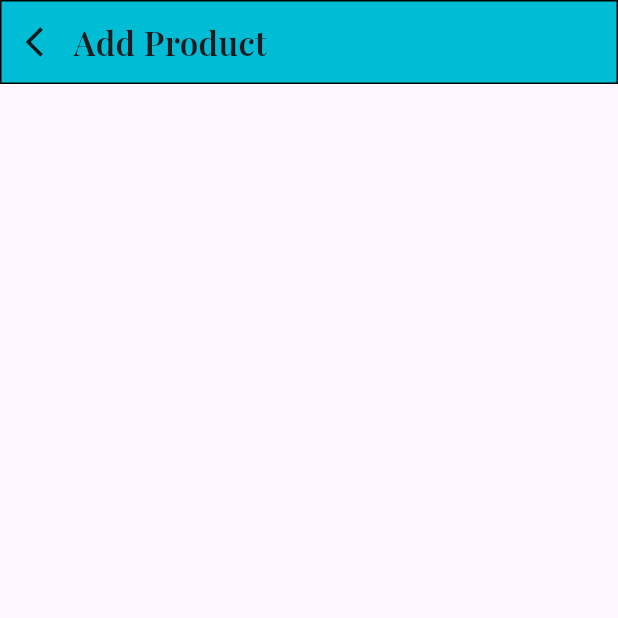
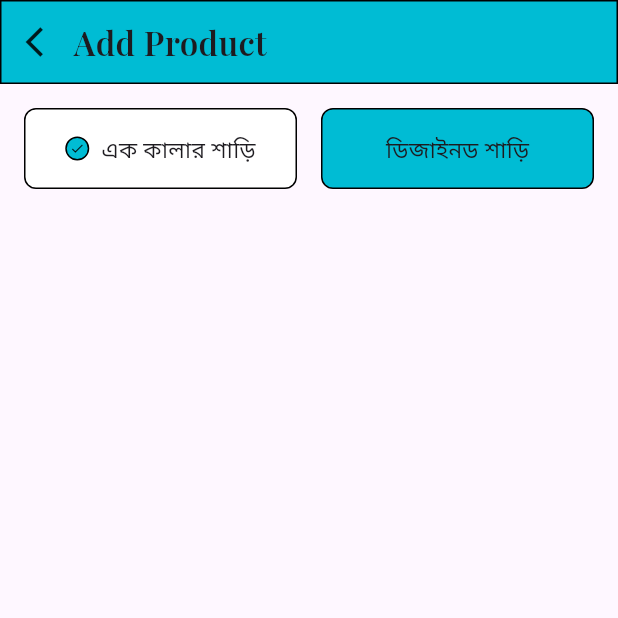
Before and after one commit to AsfaqueAhmed/my_manager, a Flutter app: the AddProductView screen opened by its route, on a phone screen of 412 x 824 dp, the top half of it. Run offline on Flutter 3.47's test engine with Material 2 defaults, Android fonts, the phone set to English and light mode, and no system bars; our stand-ins replace cloud_firestore, firebase_core, get, get_storage, google_fonts; accounts and stored records are empty.

Commit message:
add product tab added

```diff
--- a/lib/screens/add_product/ui/add_product_view.dart
+++ b/lib/screens/add_product/ui/add_product_view.dart
@@ -1,6 +1,7 @@
 import 'package:flutter/material.dart';
 import 'package:get/get.dart';
 import 'package:my_manager/widgets/app_top_bar.dart';
+import 'package:my_manager/widgets/tab_button.dart';
 
 import '../controllers/add_product_controller.dart';
 
@@ -16,12 +17,30 @@ class AddProductView extends GetView<AddProductController> {
             title: 'Add Product',
             enableBack: true,
           ),
-          Padding(
-            padding: const EdgeInsets.all(16),
-            child: Row(
-              children: [
-                //Expanded(child: child),
-              ],
+          Obx(
+            () => Padding(
+              padding: const EdgeInsets.all(16),
+              child: Row(
+                children: [
+                  Expanded(
+                    child: TabButton(
+                      selected: controller.entryType.value == EntryType.raw,
+                      title: "এক কালার শাড়ি",
+                      onTap: () => controller.changeEntryType(EntryType.raw),
+                    ),
+                  ),
+                  const SizedBox(width: 16),
+                  Expanded(
+                    child: TabButton(
+                      selected:
+                          controller.entryType.value == EntryType.designed,
+                      title: "ডিজাইনড শাড়ি",
+                      onTap: () =>
+                          controller.changeEntryType(EntryType.designed),
+                    ),
+                  ),
+                ],
+              ),
             ),
           ),
           Expanded(
--- a/lib/widgets/bottom_bar.dart
+++ b/lib/widgets/bottom_bar.dart
@@ -93,7 +93,9 @@ class BottomBar extends GetWidget<HomeController> {
         return Container(
           color: Colors.transparent,
           padding: const EdgeInsets.symmetric(horizontal: 12, vertical: 10),
-          child: Image.asset("assets/bottom_bar_icons/${icon}1.png"),
+          child: Image.asset(
+            "assets/bottom_bar_icons/${icon}1.png",
+          ),
         );
       }),
     );
--- /dev/null
+++ b/lib/widgets/tab_button.dart
@@ -0,0 +1,55 @@
+import 'package:flutter/material.dart';
+import 'package:my_manager/utility/colors.dart';
+import 'package:my_manager/widgets/app_container.dart';
+
+class TabButton extends StatelessWidget {
+  final String title;
+  final Function() onTap;
+  final bool selected;
+
+  const TabButton(
+      {Key? key,
+      required this.title,
+      required this.onTap,
+      required this.selected})
+      : super(key: key);
+
+  @override
+  Widget build(BuildContext context) {
+    return GestureDetector(
+      onTap: onTap,
+      child: AppContainer(
+        height: 54,
+        width: double.infinity,
+        color: selected ? Colors.white : LightThemeColor.primaryColor,
+        radius: BorderRadius.circular(8),
+        child: Center(
+          child: Row(
+            mainAxisSize: MainAxisSize.min,
+            children: [
+              selected
+                  ? Padding(
+                      padding: const EdgeInsets.only(right: 8),
+                      child: AppContainer(
+                        height: 16,
+                        width: 16,
+                        radius: BorderRadius.circular(8),
+                        child: const Icon(
+                          Icons.check,
+                          color: Colors.black,
+                          size: 10,
+                        ),
+                      ),
+                    )
+                  : const SizedBox(),
+              Text(
+                title,
+                style: const TextStyle(fontSize: 15),
+              ),
+            ],
+          ),
+        ),
+      ),
+    );
+  }
+}
```
Also changed, not shown: lib/screens/add_product/controllers/add_product_controller.dart (+6 -16 lines), lib/widgets/app_button.dart (added, +32 -0 lines).
